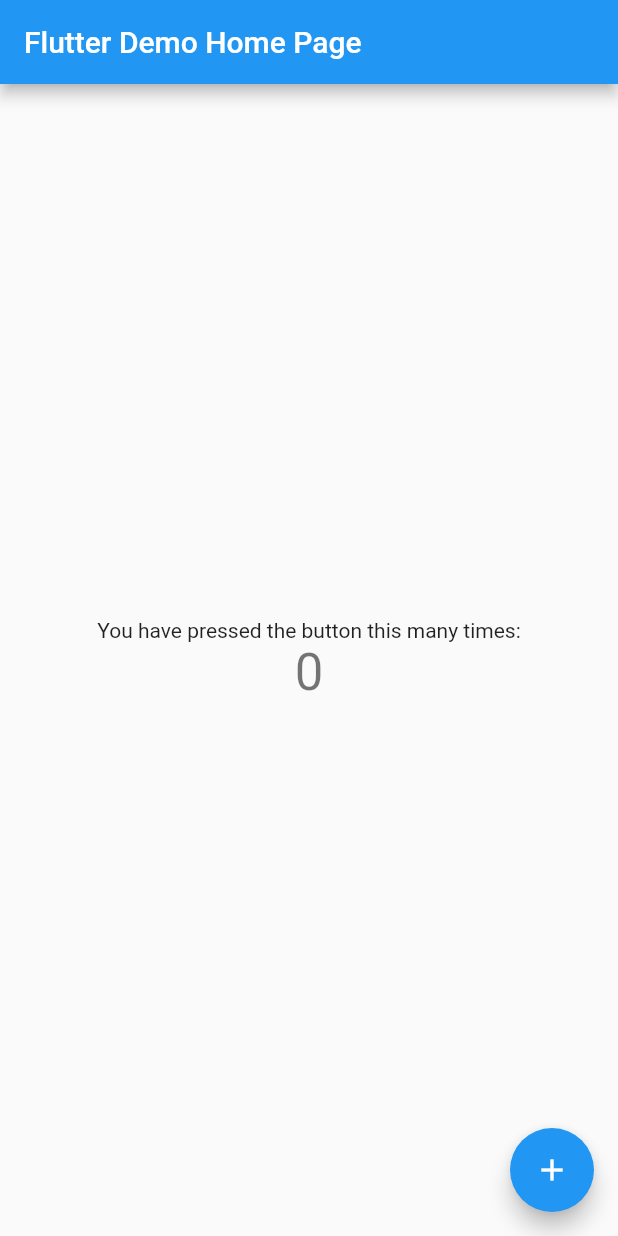
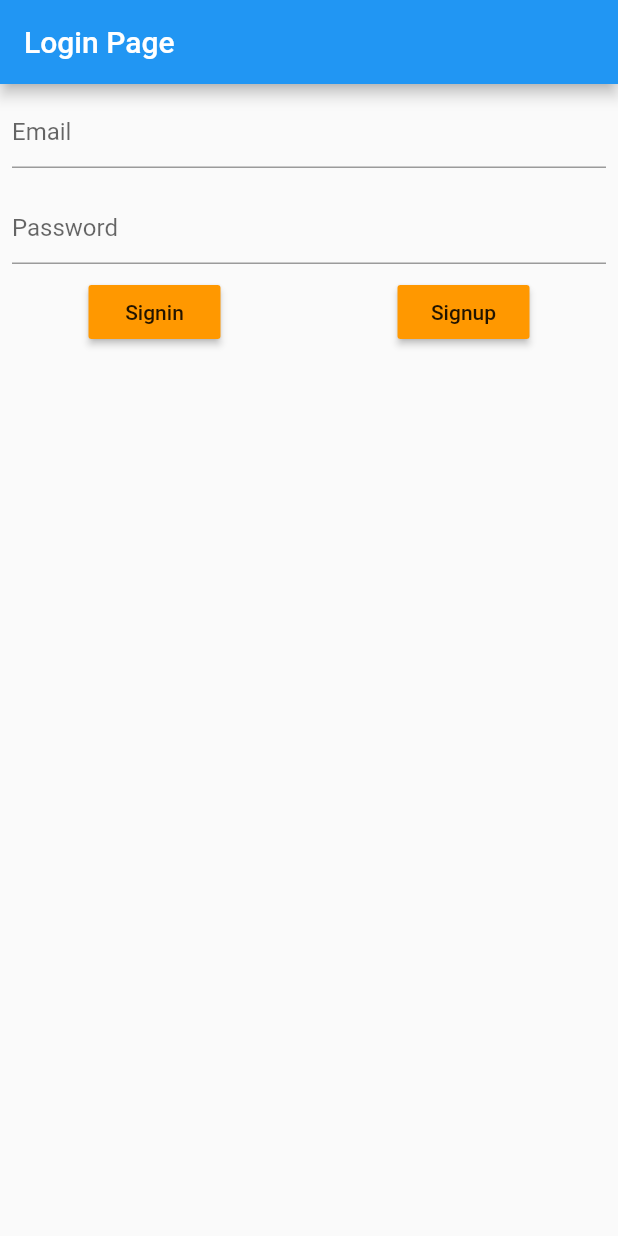
Before and after one commit to kurtislaw/flutter-resolutions, a Flutter app: the screen it shows after launch, on a phone screen of 412 x 824 dp. Run offline on Flutter 3.47's test engine with Material 2 defaults, Android fonts, the phone set to English and light mode, and no system bars; our stand-ins replace firebase_auth, firebase_core; accounts and stored records are empty.

Commit message:
Rough Login/Signup Auth

```diff
--- a/restorify/lib/main.dart
+++ b/restorify/lib/main.dart
@@ -1,115 +1,9 @@
+import 'package:firebase_core/firebase_core.dart';
 import 'package:flutter/material.dart';
+import 'package:restorify/src/app.dart';
 
-void main() {
-  runApp(const MyApp());
+void main() async {
+  WidgetsFlutterBinding.ensureInitialized();
+  await Firebase.initializeApp();
+  runApp(const App());
 }
-
-class MyApp extends StatelessWidget {
-  const MyApp({Key? key}) : super(key: key);
-
-  // This widget is the root of your application.
-  @override
-  Widget build(BuildContext context) {
-    return MaterialApp(
-      title: 'Flutter Demo',
-      theme: ThemeData(
-        // This is the theme of your application.
-        //
-        // Try running your application with "flutter run". You'll see the
-        // application has a blue toolbar. Then, without quitting the app, try
-        // changing the primarySwatch below to Colors.green and then invoke
-        // "hot reload" (press "r" in the console where you ran "flutter run",
-        // or simply save your changes to "hot reload" in a Flutter IDE).
-        // Notice that the counter didn't reset back to zero; the application
-        // is not restarted.
-        primarySwatch: Colors.blue,
-      ),
-      home: const MyHomePage(title: 'Flutter Demo Home Page'),
-    );
-  }
-}
-
-class MyHomePage extends StatefulWidget {
-  const MyHomePage({Key? key, required this.title}) : super(key: key);
-
-  // This widget is the home page of your application. It is stateful, meaning
-  // that it has a State object (defined below) that contains fields that affect
-  // how it looks.
-
-  // This class is the configuration for the state. It holds the values (in this
-  // case the title) provided by the parent (in this case the App widget) and
-  // used by the build method of the State. Fields in a Widget subclass are
-  // always marked "final".
-
-  final String title;
-
-  @override
-  State<MyHomePage> createState() => _MyHomePageState();
-}
-
-class _MyHomePageState extends State<MyHomePage> {
-  int _counter = 0;
-
-  void _incrementCounter() {
-    setState(() {
-      // This call to setState tells the Flutter framework that something has
-      // changed in this State, which causes it to rerun the build method below
-      // so that the display can reflect the updated values. If we changed
-      // _counter without calling setState(), then the build method would not be
-      // called again, and so nothing would appear to happen.
-      _counter++;
-    });
-  }
-
-  @override
-  Widget build(BuildContext context) {
-    // This method is rerun every time setState is called, for instance as done
-    // by the _incrementCounter method above.
-    //
-    // The Flutter framework has been optimized to make rerunning build methods
-    // fast, so that you can just rebuild anything that needs updating rather
-    // than having to individually change instances of widgets.
-    return Scaffold(
-      appBar: AppBar(
-        // Here we take the value from the MyHomePage object that was created by
-        // the App.build method, and use it to set our appbar title.
-        title: Text(widget.title),
-      ),
-      body: Center(
-        // Center is a layout widget. It takes a single child and positions it
-        // in the middle of the parent.
-        child: Column(
-          // Column is also a layout widget. It takes a list of children and
-          // arranges them vertically. By default, it sizes itself to fit its
-          // children horizontally, and tries to be as tall as its parent.
-          //
-          // Invoke "debug painting" (press "p" in the console, choose the
-          // "Toggle Debug Paint" action from the Flutter Inspector in Android
-          // Studio, or the "Toggle Debug Paint" command in Visual Studio Code)
-          // to see the wireframe for each widget.
-          //
-          // Column has various properties to control how it sizes itself and
-          // how it positions its children. Here we use mainAxisAlignment to
-          // center the children vertically; the main axis here is the vertical
-          // axis because Columns are vertical (the cross axis would be
-          // horizontal).
-          mainAxisAlignment: MainAxisAlignment.center,
-          children: <Widget>[
-            const Text(
-              'You have pressed the button this many times:',
-            ),
-            Text(
-              '$_counter',
-              style: Theme.of(context).textTheme.headline4,
-            ),
-          ],
-        ),
-      ),
-      floatingActionButton: FloatingActionButton(
-        onPressed: _incrementCounter,
-        tooltip: 'Increment',
-        child: const Icon(Icons.add),
-      ), // This trailing comma makes auto-formatting nicer for build methods.
-    );
-  }
-}
--- /dev/null
+++ b/restorify/lib/src/app.dart
@@ -0,0 +1,16 @@
+import 'package:flutter/material.dart';
+import 'package:restorify/src/screens/home.dart';
+import 'package:restorify/src/screens/login.dart';
+
+class App extends StatelessWidget {
+  const App({Key? key}) : super(key: key);
+
+  @override
+  Widget build(BuildContext context) {
+    return MaterialApp(
+      title: 'Login App',
+      theme: ThemeData(accentColor: Colors.orange, primarySwatch: Colors.blue),
+      home: LoginScreen(),
+    );
+  }
+}
--- /dev/null
+++ b/restorify/lib/src/screens/login.dart
@@ -0,0 +1,72 @@
+import 'package:firebase_auth/firebase_auth.dart';
+import 'package:flutter/material.dart';
+import 'package:restorify/src/screens/home.dart';
+
+class LoginScreen extends StatefulWidget {
+  LoginScreen({Key? key}) : super(key: key);
+
+  @override
+  _LoginScreenState createState() => _LoginScreenState();
+}
+
+class _LoginScreenState extends State<LoginScreen> {
+  late String _email, _password;
+  final auth = FirebaseAuth.instance;
+
+  @override
+  Widget build(BuildContext context) {
+    return Scaffold(
+        appBar: AppBar(title: const Text('Login Page')),
+        body: Column(
+          children: [
+            Padding(
+              padding: EdgeInsets.all(8.0),
+              child: TextField(
+                keyboardType: TextInputType.emailAddress,
+                decoration: InputDecoration(hintText: 'Email'),
+                onChanged: (value) {
+                  setState(() {
+                    _email = value.trim();
+                  });
+                },
+              ),
+            ),
+            Padding(
+              padding: const EdgeInsets.all(8.0),
+              child: TextField(
+                obscureText: true,
+                decoration: InputDecoration(hintText: 'Password'),
+                onChanged: (value) {
+                  setState(() {
+                    _password = value.trim();
+                  });
+                },
+              ),
+            ),
+            Row(
+              mainAxisAlignment: MainAxisAlignment.spaceAround,
+              children: [
+                RaisedButton(
+                    child: const Text('Signin'),
+                    color: Theme.of(context).colorScheme.secondary,
+                    onPressed: () {
+                      auth.signInWithEmailAndPassword(
+                          email: _email, password: _password);
+                      Navigator.of(context).pushReplacement(MaterialPageRoute(
+                          builder: (context) => HomeScreen()));
+                    }),
+                RaisedButton(
+                    child: const Text('Signup'),
+                    color: Theme.of(context).colorScheme.secondary,
+                    onPressed: () {
+                      auth.createUserWithEmailAndPassword(
+                          email: _email, password: _password);
+                      Navigator.of(context).pushReplacement(MaterialPageRoute(
+                          builder: (context) => HomeScreen()));
+                    })
+              ],
+            )
+          ],
+        ));
+  }
+}
--- a/restorify/pubspec.yaml
+++ b/restorify/pubspec.yaml
@@ -34,6 +34,8 @@
   # The following adds the Cupertino Icons font to your application.
   # Use with the CupertinoIcons class for iOS style icons.
   cupertino_icons: ^1.0.2
+  firebase_core: ^1.12.0
+  firebase_auth: ^3.3.6
 
 dev_dependencies:
   flutter_test:
```
Also changed, not shown: restorify/lib/src/screens/home.dart (added, +24 -0 lines), restorify/pubspec.lock, 6 other files.
